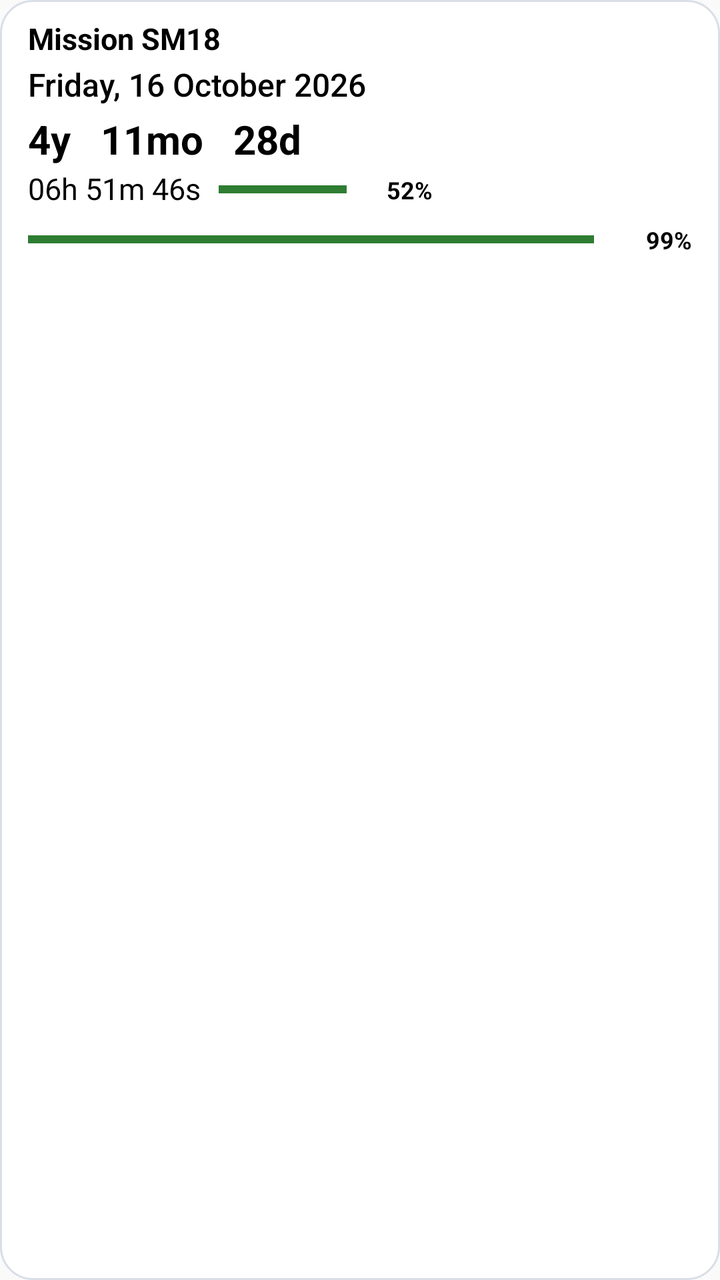
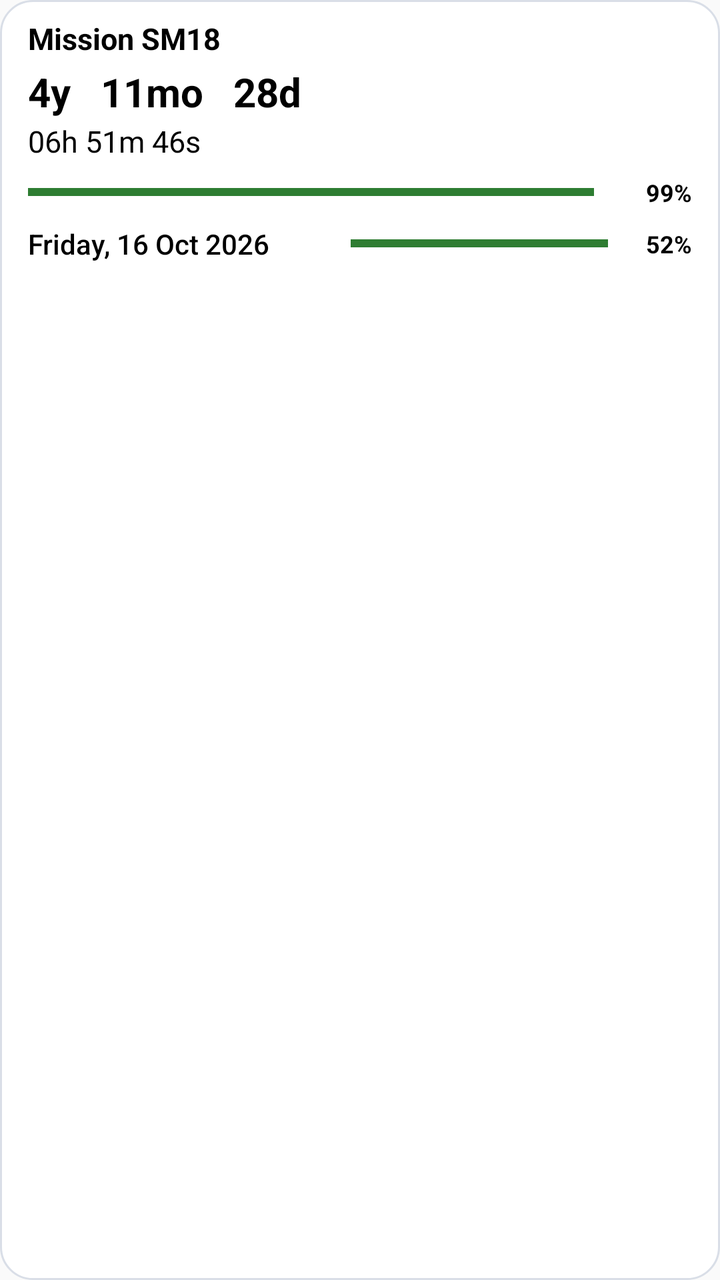

The first picture is an Android layout as it rendered before a commit; the second is the same layout after the commit. The layout source and the unified diff follow.
<!-- AndroidManifest.xml: application theme android:Theme.Material.Light.NoActionBar -->
<!-- res/layout/countdown_widget.xml -->
<?xml version="1.0" encoding="utf-8"?>
<LinearLayout xmlns:android="http://schemas.android.com/apk/res/android"
    android:id="@+id/widget_root"
    android:layout_width="match_parent"
    android:layout_height="match_parent"
    android:orientation="vertical"
    android:gravity="top"
    android:paddingStart="14dp"
    android:paddingEnd="14dp"
    android:paddingTop="9dp"
    android:paddingBottom="10dp"
    android:background="@drawable/widget_background">

    <TextView
        android:id="@+id/widget_title"
        android:layout_width="match_parent"
        android:layout_height="wrap_content"
        android:text="Mission SM18"
        android:textColor="#000000"
        android:textSize="15sp"
        android:textStyle="bold"
        android:maxLines="1" />

    <TextView
        android:id="@+id/widget_today"
        android:layout_width="match_parent"
        android:layout_height="wrap_content"
        android:layout_marginTop="2dp"
        android:text="Friday, 16 October 2026"
        android:textColor="#000000"
        android:textSize="16sp"
        android:fontFamily="sans-serif-medium"
        android:maxLines="1"
        android:ellipsize="end" />

    <TextView
        android:id="@+id/widget_date"
        android:layout_width="match_parent"
        android:layout_height="wrap_content"
        android:layout_marginTop="3dp"
        android:text="4y   11mo   28d"
        android:textColor="#000000"
        android:textSize="20sp"
        android:textStyle="bold"
        android:maxLines="1"
        android:ellipsize="end" />

    <LinearLayout
        android:id="@+id/widget_time_row"
        android:layout_width="match_parent"
        android:layout_height="wrap_content"
        android:layout_marginTop="3dp"
        android:gravity="center_vertical"
        android:orientation="horizontal">

        <TextView
            android:id="@+id/widget_time"
            android:layout_width="wrap_content"
            android:layout_height="wrap_content"
            android:text="06h 51m 46s"
            android:textColor="#000000"
            android:textSize="15sp"
            android:maxLines="1"
            android:includeFontPadding="false" />

        <FrameLayout
            android:layout_width="64dp"
            android:layout_height="6dp"
            android:layout_marginStart="9dp"
            android:contentDescription="Time remaining today">
            <ProgressBar android:id="@+id/widget_day_track" style="?android:attr/progressBarStyleHorizontal" android:layout_width="match_parent" android:layout_height="6dp" android:max="1000" android:progress="1000" android:progressTint="#559E9E9E" android:progressBackgroundTint="#559E9E9E" />
            <ProgressBar android:id="@+id/widget_day_green" style="?android:attr/progressBarStyleHorizontal" android:layout_width="match_parent" android:layout_height="6dp" android:max="1000" android:progress="1000" android:progressTint="#2E7D32" android:progressBackgroundTint="#559E9E9E" />
            <ProgressBar android:id="@+id/widget_day_yellow" style="?android:attr/progressBarStyleHorizontal" android:layout_width="match_parent" android:layout_height="6dp" android:max="1000" android:progress="1000" android:progressTint="#F9A825" android:progressBackgroundTint="#559E9E9E" android:visibility="gone" />
            <ProgressBar android:id="@+id/widget_day_orange" style="?android:attr/progressBarStyleHorizontal" android:layout_width="match_parent" android:layout_height="6dp" android:max="1000" android:progress="1000" android:progressTint="#EF6C00" android:progressBackgroundTint="#559E9E9E" android:visibility="gone" />
            <ProgressBar android:id="@+id/widget_day_red" style="?android:attr/progressBarStyleHorizontal" android:layout_width="match_parent" android:layout_height="6dp" android:max="1000" android:progress="1000" android:progressTint="#C62828" android:progressBackgroundTint="#559E9E9E" android:visibility="gone" />
        </FrameLayout>

        <TextView
            android:id="@+id/widget_day_percent"
            android:layout_width="38dp"
            android:layout_height="wrap_content"
            android:layout_marginStart="5dp"
            android:gravity="end|center_vertical"
            android:text="52%"
            android:textColor="#000000"
            android:textSize="12sp"
            android:textStyle="bold"
            android:maxLines="1" />
    </LinearLayout>

    <LinearLayout
        android:layout_width="match_parent"
        android:layout_height="wrap_content"
        android:layout_marginTop="8dp"
        android:gravity="center_vertical"
        android:orientation="horizontal">
        <FrameLayout
            android:layout_width="0dp"
            android:layout_height="8dp"
            android:layout_weight="1">
            <ProgressBar android:id="@+id/widget_progress_green" style="?android:attr/progressBarStyleHorizontal" android:layout_width="match_parent" android:layout_height="8dp" android:max="1000" android:progress="1000" android:progressTint="#2E7D32" android:progressBackgroundTint="#559E9E9E" />
            <ProgressBar android:id="@+id/widget_progress_yellow" style="?android:attr/progressBarStyleHorizontal" android:layout_width="match_parent" android:layout_height="8dp" android:max="1000" android:progress="1000" android:progressTint="#F9A825" android:progressBackgroundTint="#559E9E9E" android:visibility="gone" />
            <ProgressBar android:id="@+id/widget_progress_orange" style="?android:attr/progressBarStyleHorizontal" android:layout_width="match_parent" android:layout_height="8dp" android:max="1000" android:progress="1000" android:progressTint="#EF6C00" android:progressBackgroundTint="#559E9E9E" android:visibility="gone" />
            <ProgressBar android:id="@+id/widget_progress_red" style="?android:attr/progressBarStyleHorizontal" android:layout_width="match_parent" android:layout_height="8dp" android:max="1000" android:progress="1000" android:progressTint="#C62828" android:progressBackgroundTint="#559E9E9E" android:visibility="gone" />
        </FrameLayout>
        <TextView
            android:id="@+id/widget_main_percent"
            android:layout_width="42dp"
            android:layout_height="wrap_content"
            android:layout_marginStart="7dp"
            android:gravity="end|center_vertical"
            android:text="99%"
            android:textColor="#000000"
            android:textSize="12sp"
            android:textStyle="bold"
            android:maxLines="1" />
    </LinearLayout>
</LinearLayout>
<!-- resources referenced by this layout -->
<resources>
  <!-- drawable widget_background (drawable) -->
  <?xml version="1.0" encoding="utf-8"?>
  <shape xmlns:android="http://schemas.android.com/apk/res/android">
      <solid android:color="#FFFFFF" />
      <corners android:radius="16dp" />
      <stroke android:width="1dp" android:color="#D9DEE7" />
  </shape>
</resources>

<!-- the commit's change to res/layout/countdown_widget.xml (unified diff, before → after) -->
@@ -20,18 +20,6 @@
         android:textSize="15sp"
         android:textStyle="bold"
         android:maxLines="1" />
-
-    <TextView
-        android:id="@+id/widget_today"
-        android:layout_width="match_parent"
-        android:layout_height="wrap_content"
-        android:layout_marginTop="2dp"
-        android:text="Friday, 16 October 2026"
-        android:textColor="#000000"
-        android:textSize="16sp"
-        android:fontFamily="sans-serif-medium"
-        android:maxLines="1"
-        android:ellipsize="end" />
 
     <TextView
         android:id="@+id/widget_date"
@@ -62,33 +50,10 @@
             android:textSize="15sp"
             android:maxLines="1"
             android:includeFontPadding="false" />
-
-        <FrameLayout
-            android:layout_width="64dp"
-            android:layout_height="6dp"
-            android:layout_marginStart="9dp"
-            android:contentDescription="Time remaining today">
-            <ProgressBar android:id="@+id/widget_day_track" style="?android:attr/progressBarStyleHorizontal" android:layout_width="match_parent" android:layout_height="6dp" android:max="1000" android:progress="1000" android:progressTint="#559E9E9E" android:progressBackgroundTint="#559E9E9E" />
-            <ProgressBar android:id="@+id/widget_day_green" style="?android:attr/progressBarStyleHorizontal" android:layout_width="match_parent" android:layout_height="6dp" android:max="1000" android:progress="1000" android:progressTint="#2E7D32" android:progressBackgroundTint="#559E9E9E" />
-            <ProgressBar android:id="@+id/widget_day_yellow" style="?android:attr/progressBarStyleHorizontal" android:layout_width="match_parent" android:layout_height="6dp" android:max="1000" android:progress="1000" android:progressTint="#F9A825" android:progressBackgroundTint="#559E9E9E" android:visibility="gone" />
-            <ProgressBar android:id="@+id/widget_day_orange" style="?android:attr/progressBarStyleHorizontal" android:layout_width="match_parent" android:layout_height="6dp" android:max="1000" android:progress="1000" android:progressTint="#EF6C00" android:progressBackgroundTint="#559E9E9E" android:visibility="gone" />
-            <ProgressBar android:id="@+id/widget_day_red" style="?android:attr/progressBarStyleHorizontal" android:layout_width="match_parent" android:layout_height="6dp" android:max="1000" android:progress="1000" android:progressTint="#C62828" android:progressBackgroundTint="#559E9E9E" android:visibility="gone" />
-        </FrameLayout>
-
-        <TextView
-            android:id="@+id/widget_day_percent"
-            android:layout_width="38dp"
-            android:layout_height="wrap_content"
-            android:layout_marginStart="5dp"
-            android:gravity="end|center_vertical"
-            android:text="52%"
-            android:textColor="#000000"
-            android:textSize="12sp"
-            android:textStyle="bold"
-            android:maxLines="1" />
     </LinearLayout>
 
     <LinearLayout
+        android:id="@+id/widget_main_progress_row"
         android:layout_width="match_parent"
         android:layout_height="wrap_content"
         android:layout_marginTop="8dp"
@@ -115,4 +80,50 @@
             android:textStyle="bold"
             android:maxLines="1" />
     </LinearLayout>
+
+    <LinearLayout
+        android:id="@+id/widget_bottom_row"
+        android:layout_width="match_parent"
+        android:layout_height="wrap_content"
+        android:layout_marginTop="8dp"
+        android:gravity="center_vertical"
+        android:orientation="horizontal">
+
+        <TextView
+            android:id="@+id/widget_today"
+            android:layout_width="0dp"
+            android:layout_height="wrap_content"
+            android:layout_weight="1"
+            android:layout_marginEnd="10dp"
+            android:text="Friday, 16 Oct 2026"
+            android:textColor="#000000"
+            android:textSize="14sp"
+            android:fontFamily="sans-serif-medium"
+            android:maxLines="1"
+            android:ellipsize="end" />
+
+        <FrameLayout
+            android:layout_width="0dp"
+            android:layout_height="6dp"
+            android:layout_weight="0.85"
+            android:contentDescription="Time remaining today">
+            <ProgressBar android:id="@+id/widget_day_track" style="?android:attr/progressBarStyleHorizontal" android:layout_width="match_parent" android:layout_height="6dp" android:max="1000" android:progress="1000" android:progressTint="#559E9E9E" android:progressBackgroundTint="#559E9E9E" />
+            <ProgressBar android:id="@+id/widget_day_green" style="?android:attr/progressBarStyleHorizontal" android:layout_width="match_parent" android:layout_height="6dp" android:max="1000" android:progress="1000" android:progressTint="#2E7D32" android:progressBackgroundTint="#559E9E9E" />
+            <ProgressBar android:id="@+id/widget_day_yellow" style="?android:attr/progressBarStyleHorizontal" android:layout_width="match_parent" android:layout_height="6dp" android:max="1000" android:progress="1000" android:progressTint="#F9A825" android:progressBackgroundTint="#559E9E9E" android:visibility="gone" />
+            <ProgressBar android:id="@+id/widget_day_orange" style="?android:attr/progressBarStyleHorizontal" android:layout_width="match_parent" android:layout_height="6dp" android:max="1000" android:progress="1000" android:progressTint="#EF6C00" android:progressBackgroundTint="#559E9E9E" android:visibility="gone" />
+            <ProgressBar android:id="@+id/widget_day_red" style="?android:attr/progressBarStyleHorizontal" android:layout_width="match_parent" android:layout_height="6dp" android:max="1000" android:progress="1000" android:progressTint="#C62828" android:progressBackgroundTint="#559E9E9E" android:visibility="gone" />
+        </FrameLayout>
+
+        <TextView
+            android:id="@+id/widget_day_percent"
+            android:layout_width="36dp"
+            android:layout_height="wrap_content"
+            android:layout_marginStart="6dp"
+            android:gravity="end|center_vertical"
+            android:text="52%"
+            android:textColor="#000000"
+            android:textSize="12sp"
+            android:textStyle="bold"
+            android:maxLines="1" />
+    </LinearLayout>
 </LinearLayout>
